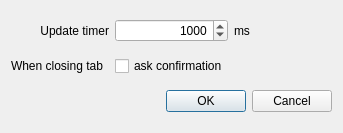
Old version of the form ui/config_helper.ui in the repository DamirKh/cn_diag_tool.
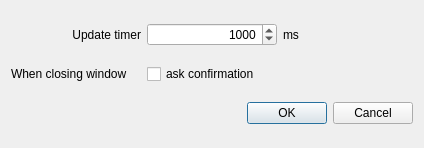
New version of the form.

```diff
--- a/ui/config_helper.ui
+++ b/ui/config_helper.ui
@@ -6,13 +6,13 @@
    <rect>
     <x>0</x>
     <y>0</y>
-    <width>343</width>
-    <height>133</height>
+    <width>424</width>
+    <height>148</height>
    </rect>
   </property>
   <property name="minimumSize">
    <size>
-    <width>290</width>
+    <width>424</width>
     <height>133</height>
    </size>
   </property>
@@ -72,7 +72,7 @@
    <item row="1" column="0">
     <widget class="QLabel" name="label_3">
      <property name="text">
-      <string>When closing tab</string>
+      <string>When closing window</string>
      </property>
     </widget>
    </item>
```
